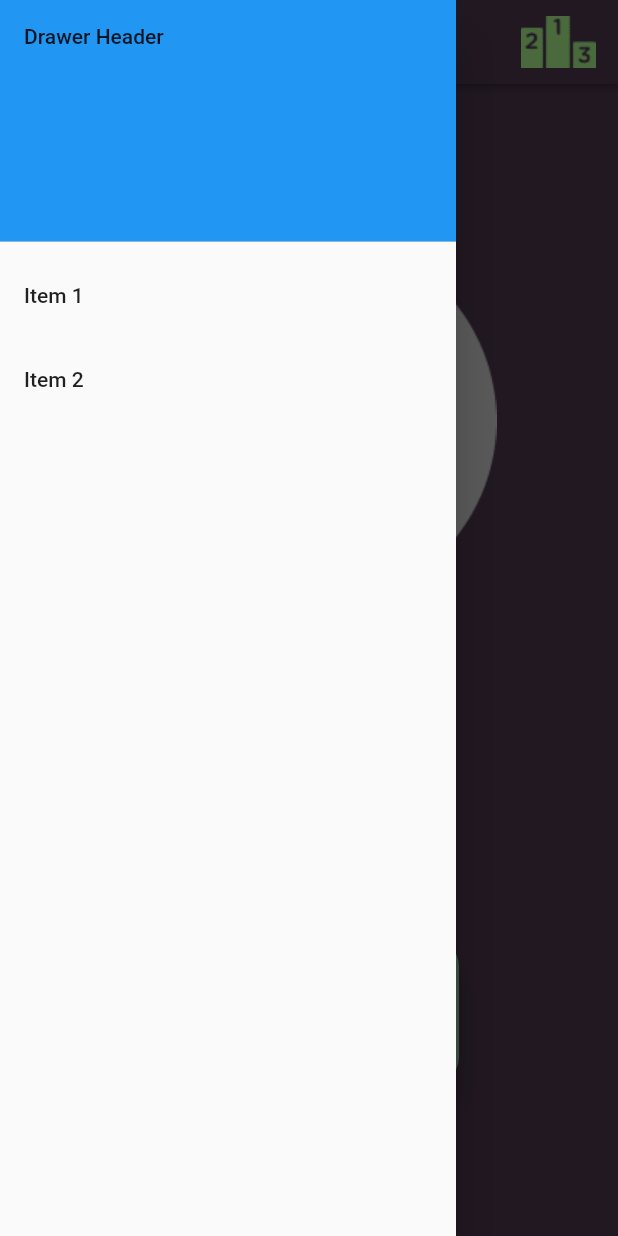
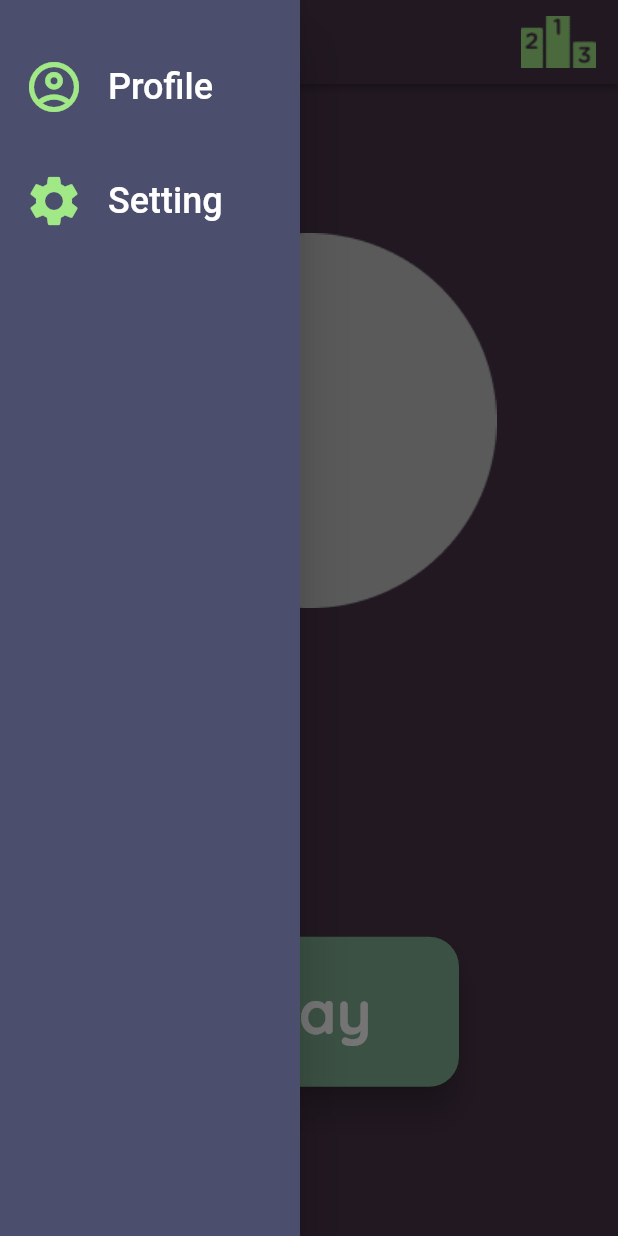
Before and after one commit to c4m3lion/QuizApp, a Flutter app: the screen it shows after launch, with the side drawer open, on a phone screen of 412 x 824 dp. Run offline on Flutter 3.47's test engine with Material 2 defaults, Android fonts, the phone set to English and light mode, and no system bars; our stand-ins replace auto_size_text, flutter_spinkit; network calls fail.

Commit message:
MainMenu

```diff
--- a/lib/pages/main_menu.dart
+++ b/lib/pages/main_menu.dart
@@ -1,4 +1,4 @@
-// ignore_for_file: prefer_const_constructors
+// ignore_for_file: prefer_const_constructors, sized_box_for_whitespace
 import 'package:flutter/material.dart';
 import 'package:quizapp/usefull/my_datas.dart';
 
@@ -34,35 +34,60 @@ class MainMenu extends StatelessWidget {
         ],
       ),
       //-----------------------------------------
-      drawer: Drawer(
+      drawer: SafeArea(
+        child: Container(
+          width: 200,
+          child: Drawer(
+            backgroundColor: MyColors.independence,
             // Add a ListView to the drawer. This ensures the user can scroll
             // through the options in the drawer if there isn't enough vertical
             // space to fit everything.
             child: ListView(
               // Important: Remove any padding from the ListView.
-          padding: EdgeInsets.zero,
+              padding: EdgeInsets.only(top: 30),
               children: [
-            const DrawerHeader(
-              decoration: BoxDecoration(
-                color: Colors.blue,
+                ListTile(
+                  leading: Icon(
+                    Icons.account_circle_outlined,
+                    color: MyColors.lightgreen,
+                    size: 40,
                   ),
-              child: Text('Drawer Header'),
+                  title: const Text(
+                    'Profile',
+                    style: TextStyle(
+                      fontSize: 24,
+                      color: Colors.white,
                     ),
-            ListTile(
-              title: const Text('Item 1'),
+                  ),
                   onTap: () {
                     // Update the state of the app.
                     // ...
                   },
                 ),
+                SizedBox(
+                  height: 20,
+                ),
                 ListTile(
-              title: const Text('Item 2'),
+                  leading: Icon(
+                    Icons.settings,
+                    color: MyColors.lightgreen,
+                    size: 40,
+                  ),
+                  title: const Text(
+                    'Setting',
+                    style: TextStyle(
+                      fontSize: 24,
+                      color: Colors.white,
+                    ),
+                  ),
                   onTap: () {
                     // Update the state of the app.
                     // ...
                   },
                 ),
               ],
+            ),
+          ),
         ),
       ),
       //mainmenu part play button and logo
```
Lines whose indentation alone changed are shown as unchanged.
